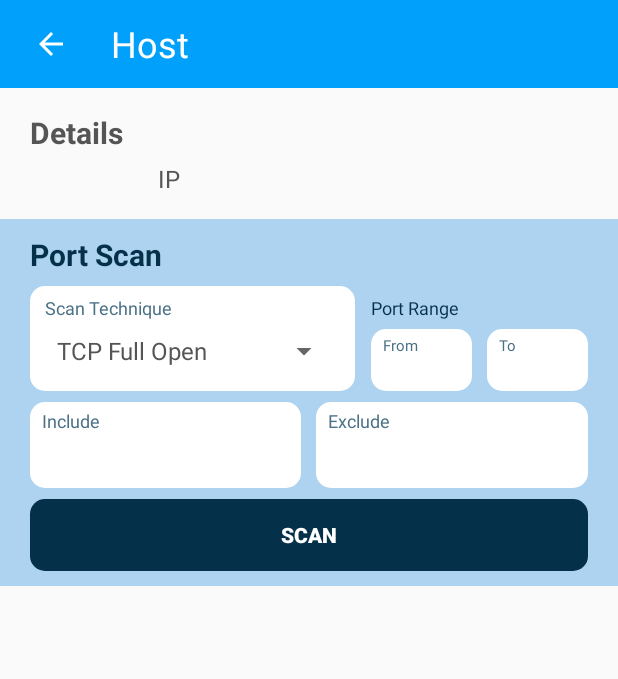
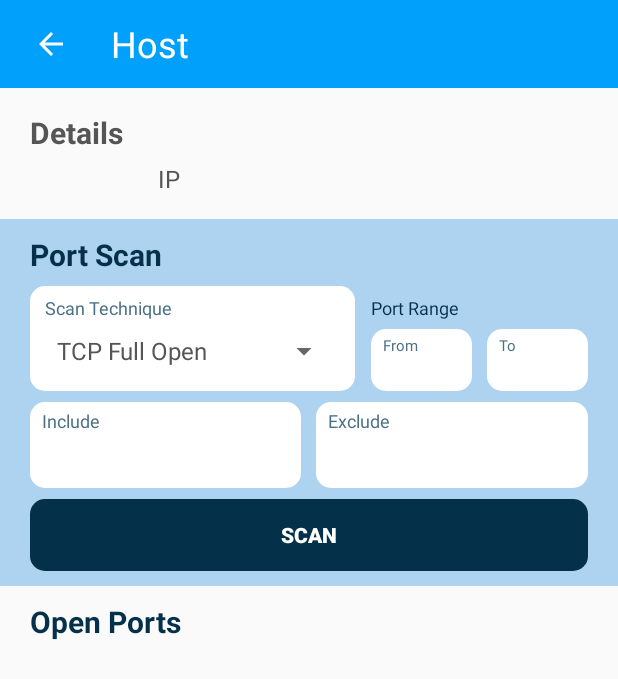
Before and after one commit to vshal-ch/network-tools, an Android app: the HostActivity screen opened directly, with no data from a screen before it, on a phone screen of 412 x 824 dp. Shown: the top 679 px of the screen. Run offline under Robolectric (Android 15) with nearby library versions, the phone set to English and light mode, and no system bars.

Commit message:
adding portscan

```diff
--- a/app/src/main/java/com/example/networktools/activities/HostActivity.java
+++ b/app/src/main/java/com/example/networktools/activities/HostActivity.java
@@ -15,8 +15,10 @@ import android.widget.Toast;
 import androidx.annotation.Nullable;
 import androidx.appcompat.app.AppCompatActivity;
 
+import com.example.networktools.PortScan;
 import com.example.networktools.PortScanMiddleWare;
 import com.example.networktools.R;
+import com.example.networktools.ThreadExecuter;
 
 import java.util.ArrayList;
 import java.util.IllegalFormatException;
@@ -32,14 +34,8 @@ public class HostActivity extends AppCompatActivity implements View.OnClickListe
     Button portScanBtn;
 
     PortScanMiddleWare portScanMiddleWare;
-
-//    int fromPort;
-//    int toPort;
-//    int[] includedPorts;
-//    int[] excludedPorts;
-//    boolean onlyIncludePorts=false;
-//
-//    String PORT_INPUT_REGEX = "^[0-9]+(((,|,\\ ){1}[0-9]+\\ *)*|(\\ +[0-9]+)*)$";
+    PortScan portScan;
+    ThreadExecuter threadExecuter;
 
     @Override
     protected void onCreate(@Nullable Bundle savedInstanceState) {
@@ -55,14 +51,16 @@ public class HostActivity extends AppCompatActivity implements View.OnClickListe
         portsExcludedInput = findViewById(R.id.exclude_ports);
         portScanBtn = findViewById(R.id.port_scan_btn);
 
+        ArrayAdapter<CharSequence> scanTechniquesAdapter = ArrayAdapter.createFromResource(this, R.array.port_scan_techniques, androidx.appcompat.R.layout.support_simple_spinner_dropdown_item);
+        scanTechniqueSpinner.setAdapter(scanTechniquesAdapter);
+
         Intent intent = getIntent();
         String ip = intent.getStringExtra("ip");
 
         ipTextView.setText(ip);
-        this.portScanMiddleWare = new PortScanMiddleWare();
-
-        ArrayAdapter<CharSequence> scanTechniquesAdapter = ArrayAdapter.createFromResource(this, R.array.port_scan_techniques, androidx.appcompat.R.layout.support_simple_spinner_dropdown_item);
-        scanTechniqueSpinner.setAdapter(scanTechniquesAdapter);
+        this.portScanMiddleWare = new PortScanMiddleWare(ip);
+        this.portScan = new PortScan(this.portScanMiddleWare);
+        this.threadExecuter = new ThreadExecuter();
 
         portScanBtn.setOnClickListener(this);
         backBtn.setOnClickListener(this);
@@ -95,103 +93,8 @@ public class HostActivity extends AppCompatActivity implements View.OnClickListe
             showToast(validatePortsResult);
         }
 
-        Log.d("result", validatePortsResult);
+        this.threadExecuter.execute(this.portScan);
     }
-
-//    private String validatePortInput(String fromPortStr, String toPortStr, String includedPortsStr, String excludedPortsStr) {
-//        String result = "valid";
-//        if (!(fromPortStr.length() == 0 || toPortStr.length() == 0)) {
-//            int fromPort, toPort;
-//            try {
-//                fromPort = Integer.parseInt(fromPortStr);
-//                toPort = Integer.parseInt(toPortStr);
-//            } catch (NumberFormatException e) {
-//                return "Invalid value in port range";
-//            }
-//            if (fromPort > toPort) {
-//                return "From port should not be greater than To port";
-//            }
-//            String validateFromPort = validatePort(fromPort);
-//            if (!validateFromPort.equals("valid")) {
-//                return "From port: " + validateFromPort;
-//            }
-//            String validateToPort = validatePort(toPort);
-//            if (!validateToPort.equals("valid")) {
-//                return "To port: " + validateToPort;
-//            }
-//
-//            this.fromPort = fromPort;
-//            this.toPort = toPort;
-//        } else {
-//            this.onlyIncludePorts = true;
-//        }
-//
-//        if(excludedPortsStr.length() != 0){
-//            if (!excludedPortsStr.matches(this.PORT_INPUT_REGEX)) {
-//                return "Invalid input format in Exclude Ports";
-//            }
-//
-//            String[] excludedPorts;
-//            if (excludedPortsStr.contains(",")) {
-//                excludedPorts = excludedPortsStr.split(",");
-//            } else {
-//                excludedPorts = excludedPortsStr.split(" ");
-//            }
-//
-//            this.excludedPorts = new int[excludedPorts.length];
-//            for (int i = 0; i < excludedPorts.length; i++) {
-//                excludedPorts[i] = excludedPorts[i].trim();
-//                int portInt;
-//                try {
-//                    portInt = Integer.parseInt(excludedPorts[i]);
-//                } catch (NumberFormatException e) {
-//                    return "Excluded Ports: invalid port value(" + excludedPorts[i] + ")";
-//                }
-//                String validatePort = validatePort(portInt);
-//                if (!validatePort.equals("valid")) {
-//                    return "Excluded Ports: " + validatePort + "(" + excludedPorts[i] + ")";
-//                }
-//                this.excludedPorts[i] = portInt;
-//            }
-//        }
-//
-//        if (!includedPortsStr.matches(this.PORT_INPUT_REGEX)) {
-//            return "Invalid input format in Include Ports";
-//        }
-//
-//        String[] includedPorts;
-//        if (includedPortsStr.contains(",")) {
-//            includedPorts = includedPortsStr.split(",");
-//        } else {
-//            includedPorts = includedPortsStr.split(" ");
-//        }
-//
-//        this.includedPorts = new int[includedPorts.length];
-//        for (int i = 0; i < includedPorts.length; i++) {
-//            includedPorts[i] = includedPorts[i].trim();
-//            int portInt;
-//            try {
-//                portInt = Integer.parseInt(includedPorts[i]);
-//            } catch (NumberFormatException e) {
-//                return "Included Ports: invalid port value(" + includedPorts[i] + ")";
-//            }
-//            String validatePort = validatePort(portInt);
-//            if (!validatePort.equals("valid")) {
-//                return "Included Ports: " + validatePort + "(" + includedPorts[i] + ")";
-//            }
-//            this.includedPorts[i] = portInt;
-//        }
-//
-//        return "valid";
-//    }
-//
-//    private String validatePort(int port) {
-//        if (port < 1 || port > 65535) {
-//            return "Port should be in range 1-65535";
-//        }
-//
-//        return "valid";
-//    }
 
     private void showToast(String str) {
         Toast.makeText(this, str, Toast.LENGTH_SHORT).show();
--- a/app/src/main/res/layout/activity_host.xml
+++ b/app/src/main/res/layout/activity_host.xml
@@ -18,8 +18,8 @@
             android:layout_width="48dp"
             android:layout_height="48dp"
             android:background="@android:color/transparent"
-            android:src="@drawable/ic_baseline_arrow_back_24"
-            android:contentDescription="Back" />
+            android:contentDescription="Back"
+            android:src="@drawable/ic_baseline_arrow_back_24" />
 
         <TextView
             android:layout_width="wrap_content"
@@ -29,6 +29,7 @@
             android:textColor="?colorOnPrimary"
             android:textSize="24sp" />
     </LinearLayout>
+
     <LinearLayout
         android:layout_width="match_parent"
         android:layout_height="match_parent"
@@ -73,6 +74,7 @@
                     android:textSize="16sp" />
             </LinearLayout>
         </LinearLayout>
+
         <LinearLayout
             android:layout_width="match_parent"
             android:layout_height="wrap_content"
@@ -89,12 +91,13 @@
                 android:textColor="@color/dark_blue"
                 android:textSize="20sp"
                 android:textStyle="bold" />
+
             <LinearLayout
                 android:layout_width="match_parent"
                 android:layout_height="wrap_content"
                 android:layout_marginTop="7dp"
-                android:orientation="horizontal"
-                android:baselineAligned="false">
+                android:baselineAligned="false"
+                android:orientation="horizontal">
 
                 <LinearLayout
                     android:layout_width="0dp"
@@ -122,6 +125,7 @@
                         android:layout_height="wrap_content"
                         android:padding="0dp" />
                 </LinearLayout>
+
                 <LinearLayout
                     android:layout_width="0dp"
                     android:layout_height="wrap_content"
@@ -169,8 +173,8 @@
                                 android:maxLines="1"
                                 android:padding="0dp"
                                 android:textAlignment="textEnd"
-                                android:textSize="14sp"
-                                android:textCursorDrawable="@drawable/text_cursor"/>
+                                android:textCursorDrawable="@drawable/text_cursor"
+                                android:textSize="14sp" />
                         </LinearLayout>
 
                         <LinearLayout
@@ -199,19 +203,21 @@
                                 android:maxLines="1"
                                 android:padding="0dp"
                                 android:textAlignment="textEnd"
-                                android:textSize="14sp"
-                                android:textCursorDrawable="@drawable/text_cursor"/>
+                                android:textCursorDrawable="@drawable/text_cursor"
+                                android:textSize="14sp" />
                         </LinearLayout>
                     </LinearLayout>
 
                 </LinearLayout>
             </LinearLayout>
+
             <LinearLayout
                 android:layout_width="match_parent"
                 android:layout_height="wrap_content"
-                android:orientation="horizontal"
                 android:layout_marginTop="7dp"
-                android:baselineAligned="false">
+                android:baselineAligned="false"
+                android:orientation="horizontal">
+
                 <LinearLayout
                     android:layout_width="0dp"
                     android:layout_height="wrap_content"
@@ -235,12 +241,12 @@
                         android:layout_height="wrap_content"
                         android:background="@drawable/dns_input_back"
                         android:maxLines="1"
+                        android:paddingVertical="5dp"
                         android:textAlignment="textEnd"
-                        android:textSize="16sp"
-                        android:paddingVertical="5dp"
                         android:textCursorDrawable="@drawable/text_cursor"
-                        android:digits="1234567890, "/>
+                        android:textSize="16sp" />
                 </LinearLayout>
+
                 <LinearLayout
                     android:layout_width="0dp"
                     android:layout_height="wrap_content"
@@ -263,23 +269,60 @@
                         android:layout_height="wrap_content"
                         android:background="@drawable/dns_input_back"
                         android:maxLines="1"
+                        android:paddingVertical="5dp"
                         android:textAlignment="textEnd"
-                        android:textSize="16sp"
-                        android:paddingVertical="5dp"
                         android:textCursorDrawable="@drawable/text_cursor"
-                        android:digits="1234567890, "/>
+                        android:textSize="16sp" />
                 </LinearLayout>
             </LinearLayout>
+
             <Button
                 android:id="@+id/port_scan_btn"
                 android:layout_width="match_parent"
                 android:layout_height="wrap_content"
                 android:layout_marginTop="7dp"
+                android:background="@drawable/scan_btn_background"
                 android:text="SCAN"
                 android:textColor="@color/white"
-                android:background="@drawable/scan_btn_background"
-                android:textStyle="bold"/>
+                android:textStyle="bold" />
+        </LinearLayout>
+
+        <LinearLayout
+            android:layout_width="match_parent"
+            android:layout_height="wrap_content"
+            android:layout_marginHorizontal="20dp"
+            android:layout_marginTop="10dp"
+            android:orientation="vertical">
+
+            <TextView
+                android:layout_width="wrap_content"
+                android:layout_height="wrap_content"
+                android:text="@string/open_ports_title"
+                android:textColor="@color/dark_blue"
+                android:textSize="20sp"
+                android:textStyle="bold" />
+
+            <TextView
+                android:id="@+id/no_ports_found_msg"
+                android:layout_width="wrap_content"
+                android:layout_height="wrap_content"
+                android:layout_gravity="center_horizontal"
+                android:layout_marginTop="5dp"
+                android:text="@string/no_open_ports_found_msg"
+                android:visibility="gone" />
+
+            <LinearLayout
+                android:layout_width="match_parent"
+                android:layout_height="200dp">
+
+                <ListView
+                    android:id="@+id/portsListView"
+                    android:layout_width="match_parent"
+                    android:layout_height="wrap_content"
+                    android:layout_marginTop="5dp"
+                    android:visibility="gone" />
+            </LinearLayout>
+
         </LinearLayout>
     </LinearLayout>
-
 </LinearLayout>
--- a/app/src/main/res/values/strings.xml
+++ b/app/src/main/res/values/strings.xml
@@ -13,4 +13,6 @@
     <string name="dns_header_name">DNS</string>
     <string name="mac_lookup_header">MAC Lookup</string>
     <string name="mac_input_hint">00:00:00:00:00:00</string>
+    <string name="no_open_ports_found_msg">No open ports found!</string>
+    <string name="open_ports_title">Open Ports</string>
 </resources>
```
Also changed, not shown: app/src/main/java/com/example/networktools/PortScan.java (+28 -4 lines), app/src/main/java/com/example/networktools/PortScanMiddleWare.java (+99 -2 lines).
